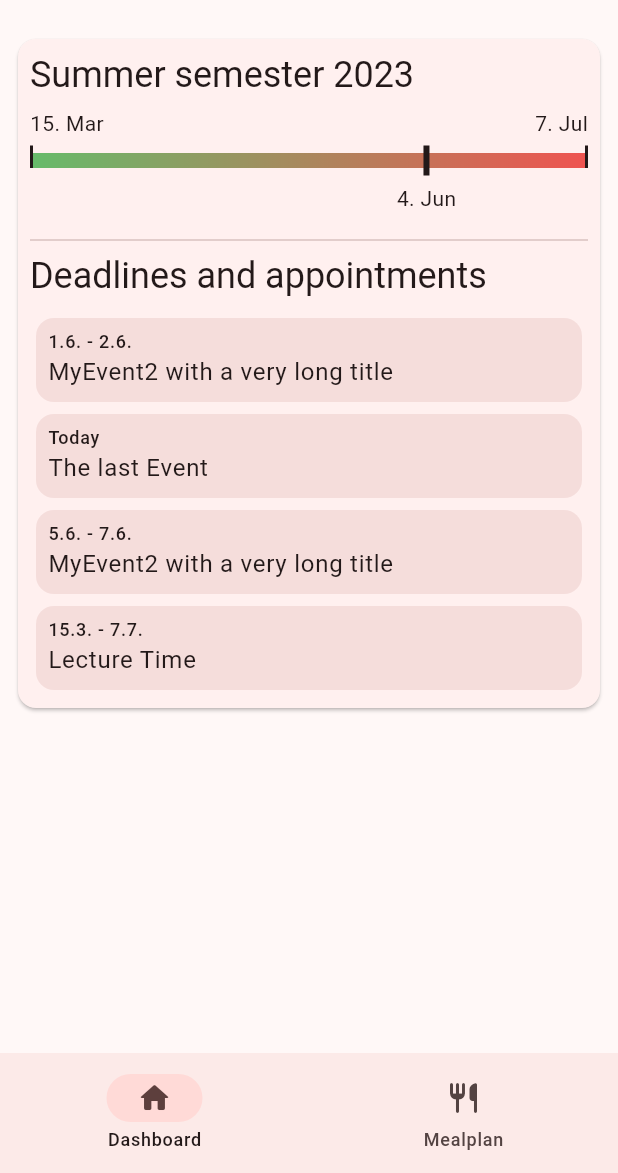
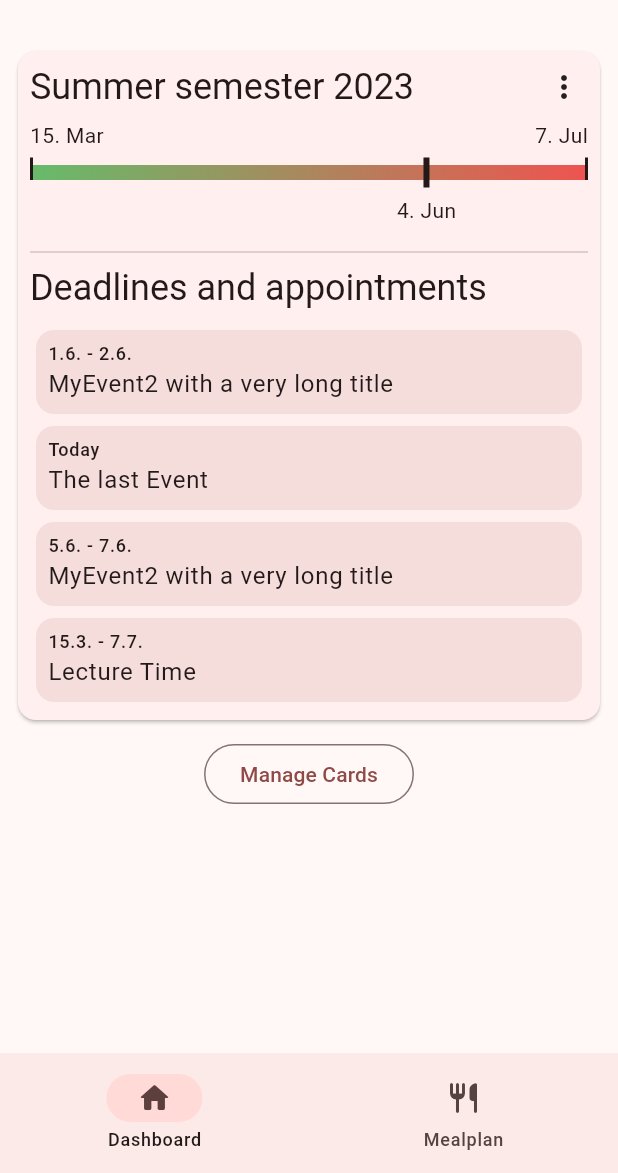
Before and after one commit to dev-redcube/betterHM, a Flutter app: the screen it shows after launch, on a phone screen of 412 x 824 dp, the part 63-1236 px from its top. Run offline on Flutter 3.47's test engine with Material 2 defaults, Android fonts, the phone set to English and light mode, and no system bars; drawn by our look-alikes of dynamic_color; our stand-ins replace go_router, isar, package_info_plus, shared_preferences; missing offline and left inert: workmanager; accounts and stored records are empty; generated files the repository leaves out were written again.

Commit message:
started card settings/hide/reorder

```diff
--- a/lib/components/dashboard/dashboard_card.dart
+++ b/lib/components/dashboard/dashboard_card.dart
@@ -1,16 +1,54 @@
+import 'package:better_hm/i18n/strings.g.dart';
+import 'package:flutter/foundation.dart';
 import 'package:flutter/material.dart';
 
 class DashboardCard extends StatelessWidget {
-  const DashboardCard({Key? key, required this.child}) : super(key: key);
+  const DashboardCard({
+    Key? key,
+    required this.child,
+    this.allowHide = true,
+  }) : super(key: key);
+  final bool allowHide;
 
   final Widget child;
 
   @override
   Widget build(BuildContext context) {
-    return Card(
-      child: Padding(
-        padding: const EdgeInsets.all(8.0),
-        child: child,
+    return Padding(
+      padding: const EdgeInsets.symmetric(vertical: 8),
+      child: Card(
+        child: Stack(
+          alignment: Alignment.topRight,
+          children: [
+            Padding(
+              padding: const EdgeInsets.all(8.0),
+              child: child,
+            ),
+            PopupMenuButton(
+              padding: EdgeInsets.zero,
+              icon: const Icon(Icons.more_vert_rounded),
+              itemBuilder: (BuildContext context) => [
+                PopupMenuItem(
+                  child: Text(t.dashboard.cards.settings),
+                  onTap: () {
+                    if (kDebugMode) {
+                      print("SETTINGS");
+                    }
+                  },
+                ),
+                if (allowHide)
+                  PopupMenuItem(
+                    child: Text(t.dashboard.cards.hide),
+                    onTap: () {
+                      if (kDebugMode) {
+                        print("HIDE");
+                      }
+                    },
+                  ),
+              ],
+            ),
+          ],
+        ),
       ),
     );
   }
--- a/lib/i18n/strings.i18n.json
+++ b/lib/i18n/strings.i18n.json
@@ -23,6 +23,15 @@
     "settings": "Settings"
   },
   "dashboard": {
+    "cards": {
+      "settings": "Settings",
+      "hide": "Hide",
+      "manage": {
+        "title": "Manage Cards",
+        "cancel": "Cancel",
+        "save": "Save"
+      }
+    },
     "statusCard": {
       "summer_semester": "Summer semester",
       "winter_semester": "Winter semester",
@@ -65,10 +74,6 @@
       "title": "Dashboard",
       "numberOfEventsToShow": "Number of Events to show"
     },
-    "dashboard": {
-      "title": "Dashboard",
-      "numberOfEventsToShow": "Number of Events to show"
-    },
     "mealplan": {
       "title": "Mealplan",
       "showFoodLabels": "Show Food Labels"
--- a/lib/screens/dashboard_screen.dart
+++ b/lib/screens/dashboard_screen.dart
@@ -1,6 +1,9 @@
 import 'package:better_hm/components/dashboard/dashboard_card.dart';
+import 'package:better_hm/components/dashboard/manage_cards.dart';
 import 'package:better_hm/components/dashboard/semester_status/semester_status.dart';
+import 'package:better_hm/i18n/strings.g.dart';
 import 'package:flutter/material.dart';
+import 'package:go_router/go_router.dart';
 
 class DashboardScreen extends StatelessWidget {
   const DashboardScreen({super.key});
@@ -12,8 +15,46 @@ class DashboardScreen extends StatelessWidget {
       child: ListView(
         children: const [
           DashboardCard(child: SemesterStatus()),
+          ManageCardsButton(),
         ],
       ),
     );
   }
 }
+
+class ManageCardsButton extends StatelessWidget {
+  const ManageCardsButton({super.key});
+
+  @override
+  Widget build(BuildContext context) {
+    return Center(
+      child: OutlinedButton(
+        onPressed: () {
+          showDialog(
+            context: context,
+            builder: (context) => AlertDialog(
+              title: Text(t.dashboard.cards.manage.title),
+              scrollable: false,
+              content: const ManageCardsPopup(),
+              actions: [
+                TextButton(
+                  onPressed: () {
+                    context.pop();
+                  },
+                  child: Text(t.dashboard.cards.manage.cancel),
+                ),
+                TextButton(
+                  onPressed: () {
+                    context.pop();
+                  },
+                  child: Text(t.dashboard.cards.manage.save),
+                ),
+              ],
+            ),
+          );
+        },
+        child: Text(t.dashboard.cards.manage.title),
+      ),
+    );
+  }
+}
```
Also changed, not shown: lib/components/dashboard/manage_cards.dart (added, +99 -0 lines), lib/i18n/strings_de.i18n.json (+13 -4 lines).
